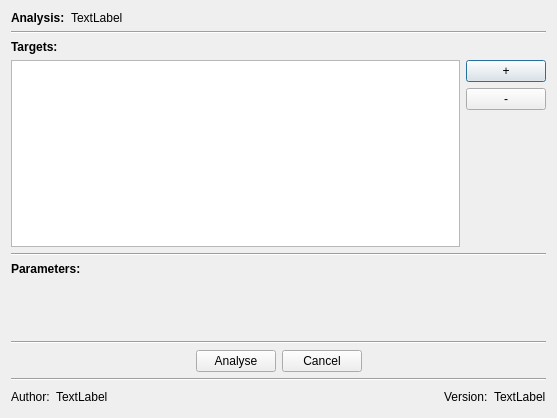
FilmColors/VIAN, file qt_ui/DialogAnalysis.ui: the form before one commit.
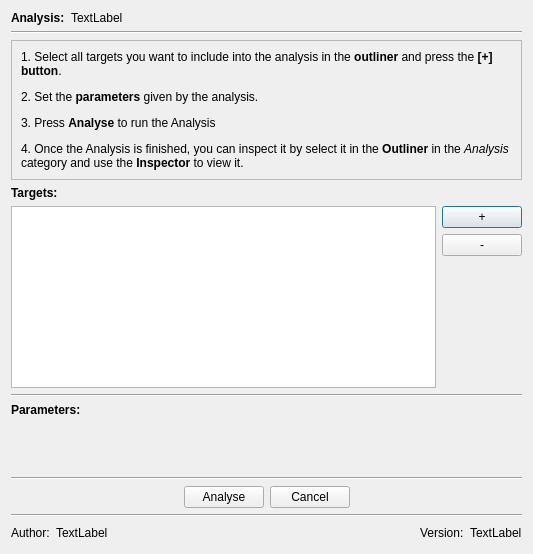
The form after the commit.

Commit message: Analysis Results are now contained in a Widget

```diff
--- a/qt_ui/DialogAnalysis.ui
+++ b/qt_ui/DialogAnalysis.ui
@@ -6,8 +6,8 @@
    <rect>
     <x>0</x>
     <y>0</y>
-    <width>557</width>
-    <height>418</height>
+    <width>533</width>
+    <height>554</height>
    </rect>
   </property>
   <property name="windowTitle">
@@ -45,6 +45,31 @@
      </property>
     </widget>
    </item>
+   <item>
+    <widget class="QFrame" name="frame">
+     <property name="frameShape">
+      <enum>QFrame::StyledPanel</enum>
+     </property>
+     <property name="frameShadow">
+      <enum>QFrame::Sunken</enum>
+     </property>
+     <layout class="QHBoxLayout" name="horizontalLayout_5">
+      <item>
+       <widget class="QLabel" name="label_6">
+        <property name="text">
+         <string>&lt;html&gt;&lt;head/&gt;&lt;body&gt;&lt;p&gt;1. Select all targets you want to include into the analysis in the &lt;span style=&quot; font-weight:600;&quot;&gt;outliner&lt;/span&gt; and press the&lt;span style=&quot; font-weight:600;&quot;&gt; [+] button&lt;/span&gt;.&lt;/p&gt;&lt;p&gt;2. Set the &lt;span style=&quot; font-weight:600;&quot;&gt;parameters&lt;/span&gt; given by the analysis.&lt;/p&gt;&lt;p&gt;3. Press &lt;span style=&quot; font-weight:600;&quot;&gt;Analyse &lt;/span&gt;to run the Analysis&lt;/p&gt;&lt;p&gt;4. Once the Analysis is finished, you can inspect it by select it in the &lt;span style=&quot; font-weight:600;&quot;&gt;Outliner&lt;/span&gt; in the &lt;span style=&quot; font-style:italic;&quot;&gt;Analysis&lt;/span&gt; category and use the &lt;span style=&quot; font-weight:600;&quot;&gt;Inspector&lt;/span&gt; to view it.&lt;/p&gt;&lt;/body&gt;&lt;/html&gt;</string>
+        </property>
+        <property name="wordWrap">
+         <bool>true</bool>
+        </property>
+       </widget>
+      </item>
+     </layout>
+     <zorder>label_6</zorder>
+     <zorder>label_6</zorder>
+     <zorder>label_6</zorder>
+    </widget>
+   </item>
    <item>
     <widget class="QLabel" name="label_5">
      <property name="text">
```
The commit also changes 21 other files.
